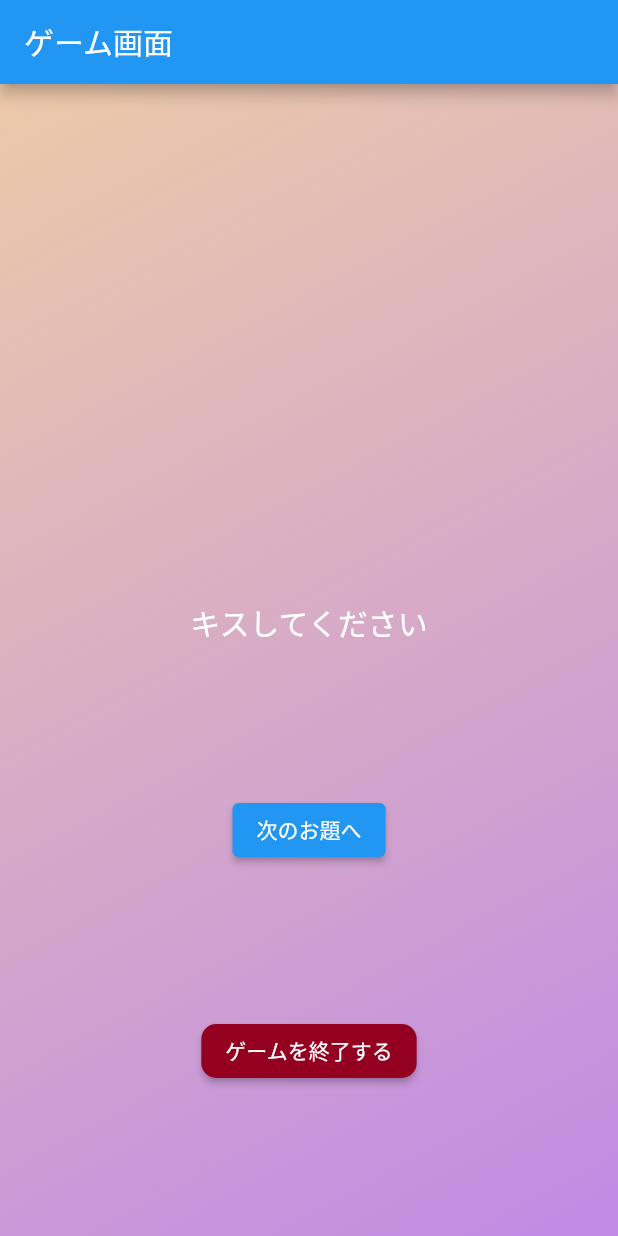
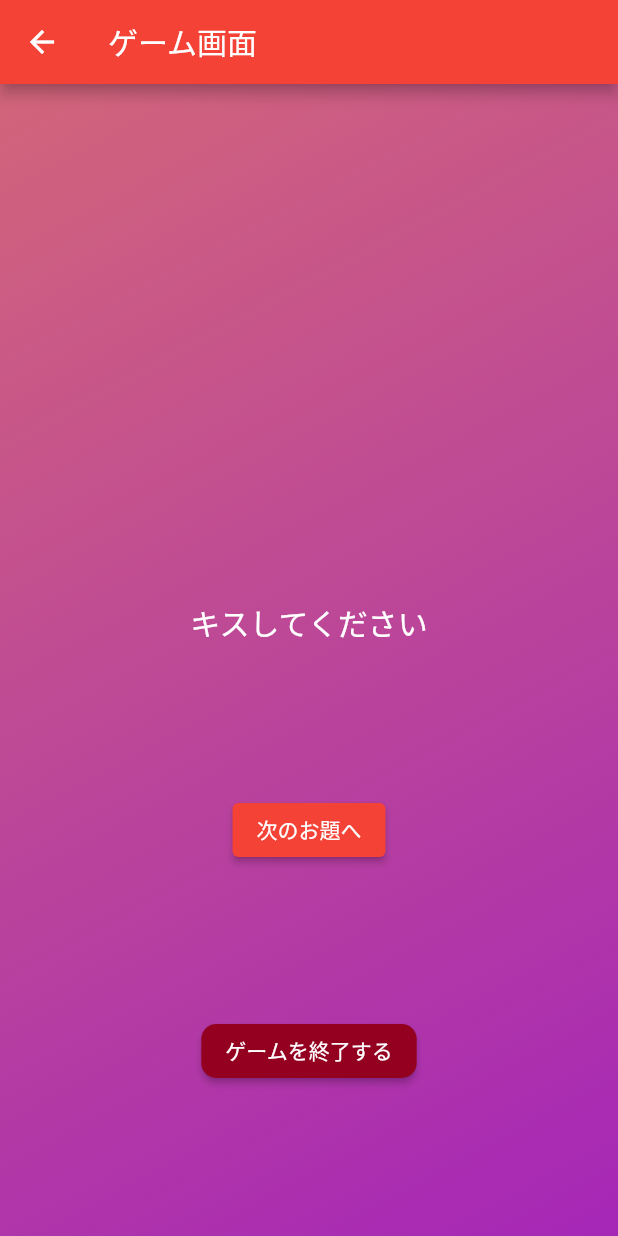
Before and after one commit to rootodd/test_couple_game, a Flutter app: the screen it shows after launch, after a tap on "ゲームスタート", on a phone screen of 412 x 824 dp. Run offline on Flutter 3.47's test engine with Material 2 defaults, Android fonts, the phone set to English and light mode, and no system bars.

Commit message:
ゲーム画面からホーム画面に戻るボタンの挙動を修正 MaterialApp => Scaffold

```diff
--- a/lib/game_page.dart
+++ b/lib/game_page.dart
@@ -14,10 +14,8 @@ class GamePage extends StatelessWidget{
 
   @override
   Widget build(BuildContext context) {
-    return MaterialApp(
-      title: 'Couple Gmage Page',
-        debugShowCheckedModeBanner: false,
-      home: ChangeNotifierProvider<ActionTextModel>(
+    return Scaffold(
+        body: ChangeNotifierProvider<ActionTextModel>(
           create: (context) => ActionTextModel(),
           child: Consumer<ActionTextModel>(
             builder: (context, model, child) => Scaffold(
```
Lines whose indentation alone changed are shown as unchanged.
